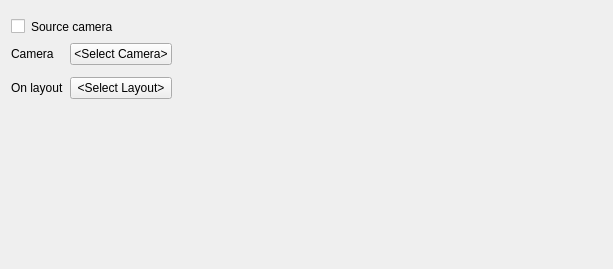
Old version of the form vms/client/nx_vms_client_desktop/src/ui/widgets/business/fullscreen_camera_action_widget.ui in the repository networkoptix/nx_open.
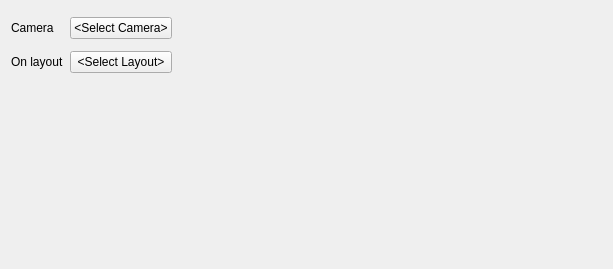
New version of the form. Custom widgets are drawn as their Qt base class.

Commit message: VMS-37308: Fix validation of rule with source camera

```diff
--- a/vms/client/nx_vms_client_desktop/src/ui/widgets/business/fullscreen_camera_action_widget.ui
+++ b/vms/client/nx_vms_client_desktop/src/ui/widgets/business/fullscreen_camera_action_widget.ui
@@ -11,41 +11,14 @@
    </rect>
   </property>
   <layout class="QGridLayout" name="gridLayout">
-   <item row="6" column="1">
-    <widget class="QPushButton" name="selectLayoutButton">
+   <item row="2" column="0">
+    <widget class="QLabel" name="cameraLabel">
      <property name="text">
-      <string notr="true">&lt;Select Layout&gt;</string>
+      <string>Camera</string>
      </property>
     </widget>
    </item>
-   <item row="1" column="0" colspan="3">
-    <layout class="QHBoxLayout" name="horizontalLayout">
-     <item>
-      <widget class="QCheckBox" name="useSourceCheckBox"/>
-     </item>
-     <item>
-      <widget class="QLabel" name="sourceCameraLabel">
-       <property name="text">
-        <string>Source camera</string>
-       </property>
-      </widget>
-     </item>
-     <item>
-      <spacer name="horizontalSpacer_2">
-       <property name="orientation">
-        <enum>Qt::Horizontal</enum>
-       </property>
-       <property name="sizeHint" stdset="0">
-        <size>
-         <width>40</width>
-         <height>20</height>
-        </size>
-       </property>
-      </spacer>
-     </item>
-    </layout>
-   </item>
-   <item row="8" column="0">
+   <item row="7" column="0">
     <spacer name="verticalSpacer">
      <property name="orientation">
       <enum>Qt::Vertical</enum>
@@ -58,34 +31,24 @@
      </property>
     </spacer>
    </item>
-   <item row="5" column="1" colspan="2">
-    <widget class="QnWordWrappedLabel" name="layoutWarningWidget" native="true"/>
-   </item>
-   <item row="3" column="0">
-    <widget class="QLabel" name="cameraLabel">
-     <property name="text">
-      <string>Camera</string>
-     </property>
-    </widget>
-   </item>
-   <item row="6" column="0">
-    <widget class="QLabel" name="layoutLabel">
-     <property name="text">
-      <string>On layout</string>
-     </property>
-    </widget>
-   </item>
-   <item row="3" column="1">
-    <widget class="QPushButton" name="selectCameraButton">
-     <property name="text">
-      <string notr="true">&lt;Select Camera&gt;</string>
-     </property>
-    </widget>
-   </item>
    <item row="0" column="0" colspan="3">
     <widget class="nx::vms::client::desktop::RewindForWidget" name="rewindForWidget" native="true"/>
    </item>
-   <item row="3" column="2">
+   <item row="5" column="1">
+    <widget class="QPushButton" name="selectLayoutButton">
+     <property name="text">
+      <string notr="true">&lt;Select Layout&gt;</string>
+     </property>
+    </widget>
+   </item>
+   <item row="2" column="1">
+    <widget class="QPushButton" name="selectCameraButton">
+     <property name="text">
+      <string notr="true">&lt;Select Camera&gt;</string>
+     </property>
+    </widget>
+   </item>
+   <item row="2" column="2">
     <spacer name="horizontalSpacer">
      <property name="orientation">
       <enum>Qt::Horizontal</enum>
@@ -98,6 +61,16 @@
      </property>
     </spacer>
    </item>
+   <item row="4" column="1" colspan="2">
+    <widget class="QnWordWrappedLabel" name="layoutWarningWidget" native="true"/>
+   </item>
+   <item row="5" column="0">
+    <widget class="QLabel" name="layoutLabel">
+     <property name="text">
+      <string>On layout</string>
+     </property>
+    </widget>
+   </item>
   </layout>
  </widget>
  <customwidgets>
```
The commit also changes 3 other files.
